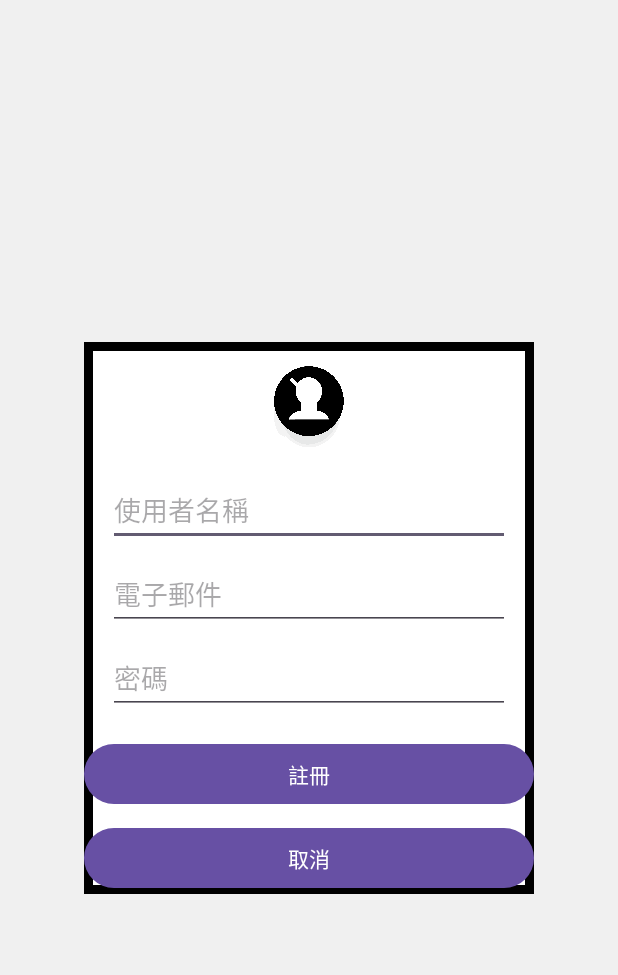
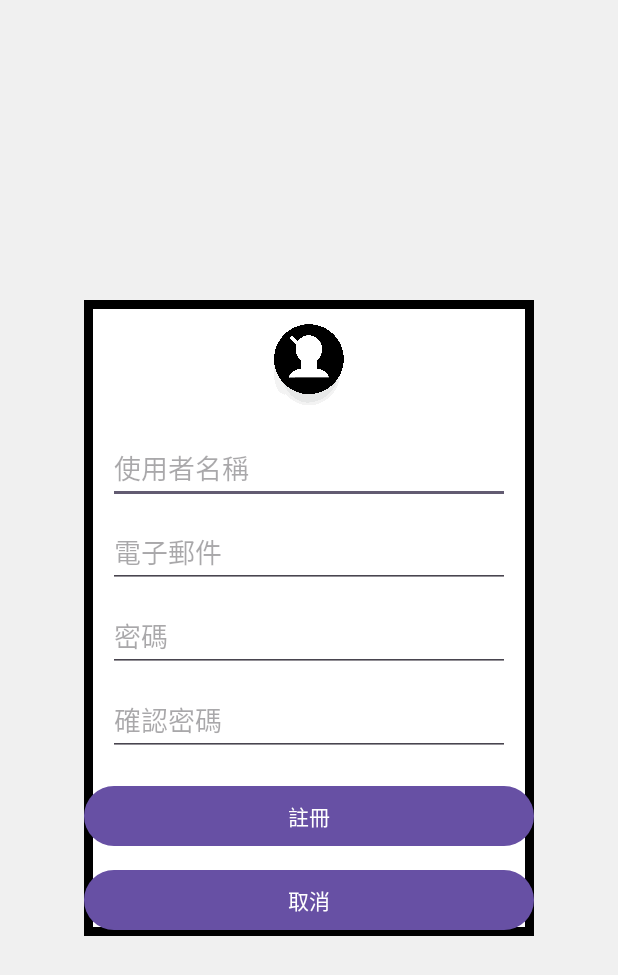
Before and after one commit to 01157121/software-project, an Android app: the RegisterActivity screen opened directly, with no data from a screen before it, on a phone screen of 412 x 824 dp. Shown: the top 975 px of the screen. Run offline under Robolectric (Android 15) with nearby library versions, the phone set to English and light mode, and no system bars; our stand-ins replace Firebase (no records; nobody signed in at launch, a user with empty details on screens opened directly).

Commit message:
調整註冊流程，OTP，增加scrollbar調整金額

```diff
--- a/project_android/app/src/main/res/layout/activity_register.xml
+++ b/project_android/app/src/main/res/layout/activity_register.xml
@@ -71,13 +71,27 @@
             app:layout_constraintStart_toStartOf="parent"
             app:layout_constraintTop_toBottomOf="@id/email_input" />
 
+        <EditText
+            android:id="@+id/confirm_password_input"
+            android:layout_width="0dp"
+            android:layout_height="wrap_content"
+            android:layout_marginStart="16dp"
+            android:layout_marginTop="8dp"
+            android:layout_marginEnd="16dp"
+            android:hint="確認密碼"
+            android:inputType="textPassword"
+            app:layout_constraintEnd_toEndOf="parent"
+            app:layout_constraintStart_toStartOf="parent"
+            app:layout_constraintTop_toBottomOf="@id/password_input"/>
+
+
         <!-- 註冊按鈕 -->
         <Button
             android:id="@+id/register_button"
             android:layout_width="0dp"
             android:layout_height="wrap_content"
             android:text="註冊"
-            app:layout_constraintTop_toBottomOf="@id/password_input"
+            app:layout_constraintTop_toBottomOf="@id/confirm_password_input"
             app:layout_constraintStart_toStartOf="parent"
             app:layout_constraintEnd_toEndOf="parent"
             android:layout_marginTop="16dp" />
@@ -87,6 +101,7 @@
             android:id="@+id/cancel_button"
             android:layout_width="0dp"
             android:layout_height="wrap_content"
+            android:layout_marginBottom="16dp"
             android:text="取消"
             app:layout_constraintTop_toBottomOf="@id/register_button"
             app:layout_constraintStart_toStartOf="parent"
```
Also changed, not shown: project_android/app/src/main/java/com/example/project_android/LoginActivity.kt (+33 -6 lines), project_android/app/src/main/java/com/example/project_android/PlanningActivity.kt (+37 -1 lines), project_android/app/src/main/java/com/example/project_android/RegisterActivity.kt (+31 -9 lines), project_android/app/src/main/res/layout/item_who_owes.xml (+12 -2 lines), 4 other files.
